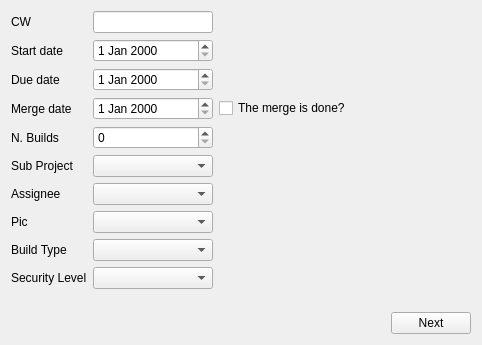
Above: Integrator/gra/ui_stp/ui_define_stp.ui from lorenzoMacca/Integrator before the change. Below: the same form after it.
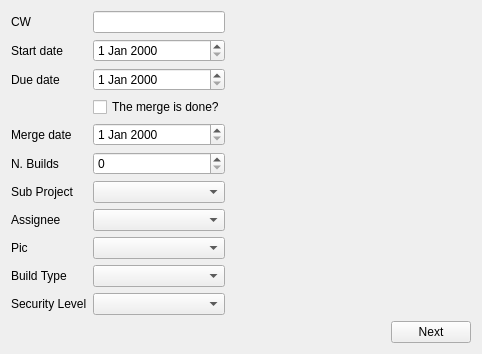
That is the form after the change.

Commit message: spostamento check box

What changed in the file:
```diff
--- a/Integrator/gra/ui_stp/ui_define_stp.ui
+++ b/Integrator/gra/ui_stp/ui_define_stp.ui
@@ -40,6 +40,19 @@
    </item>
    <item row="0" column="0">
     <layout class="QGridLayout" name="gridLayout_2">
+     <item row="8" column="1">
+      <widget class="QComboBox" name="m_ui_pic"/>
+     </item>
+     <item row="6" column="0">
+      <widget class="QLabel" name="label_5">
+       <property name="text">
+        <string>Sub Project</string>
+       </property>
+      </widget>
+     </item>
+     <item row="7" column="1">
+      <widget class="QComboBox" name="m_ui_assignee"/>
+     </item>
      <item row="2" column="0">
       <widget class="QLabel" name="label_3">
        <property name="text">
@@ -47,50 +60,30 @@
        </property>
       </widget>
      </item>
-     <item row="5" column="0">
-      <widget class="QLabel" name="label_5">
-       <property name="text">
-        <string>Sub Project</string>
-       </property>
-      </widget>
-     </item>
      <item row="6" column="1">
-      <widget class="QComboBox" name="m_ui_assignee"/>
-     </item>
-     <item row="7" column="1">
-      <widget class="QComboBox" name="m_ui_pic"/>
-     </item>
-     <item row="5" column="1">
       <widget class="QComboBox" name="m_ui_sub_project"/>
      </item>
-     <item row="1" column="2">
-      <spacer name="horizontalSpacer_3">
-       <property name="orientation">
-        <enum>Qt::Horizontal</enum>
-       </property>
-       <property name="sizeHint" stdset="0">
-        <size>
-         <width>40</width>
-         <height>20</height>
-        </size>
-       </property>
-      </spacer>
-     </item>
-     <item row="4" column="0">
-      <widget class="QLabel" name="label_8">
-       <property name="text">
-        <string>N. Builds</string>
-       </property>
-      </widget>
-     </item>
-     <item row="7" column="0">
+     <item row="8" column="0">
       <widget class="QLabel" name="label_7">
        <property name="text">
         <string>Pic</string>
        </property>
       </widget>
      </item>
-     <item row="10" column="1">
+     <item row="0" column="3">
+      <spacer name="horizontalSpacer">
+       <property name="orientation">
+        <enum>Qt::Horizontal</enum>
+       </property>
+       <property name="sizeHint" stdset="0">
+        <size>
+         <width>100</width>
+         <height>20</height>
+        </size>
+       </property>
+      </spacer>
+     </item>
+     <item row="11" column="1">
       <spacer name="verticalSpacer">
        <property name="orientation">
         <enum>Qt::Vertical</enum>
@@ -110,19 +103,35 @@
        </property>
       </widget>
      </item>
-     <item row="0" column="3">
-      <spacer name="horizontalSpacer">
+     <item row="5" column="0">
+      <widget class="QLabel" name="label_8">
+       <property name="text">
+        <string>N. Builds</string>
+       </property>
+      </widget>
+     </item>
+     <item row="1" column="2">
+      <spacer name="horizontalSpacer_3">
        <property name="orientation">
         <enum>Qt::Horizontal</enum>
        </property>
        <property name="sizeHint" stdset="0">
         <size>
-         <width>100</width>
+         <width>40</width>
          <height>20</height>
         </size>
        </property>
       </spacer>
      </item>
+     <item row="2" column="1">
+      <widget class="QDateEdit" name="m_ui_due_date"/>
+     </item>
+     <item row="1" column="1">
+      <widget class="QDateEdit" name="m_ui_start_date"/>
+     </item>
+     <item row="0" column="1">
+      <widget class="QLineEdit" name="m_ui_cw_2"/>
+     </item>
      <item row="1" column="0">
       <widget class="QLabel" name="label_2">
        <property name="text">
@@ -130,62 +139,53 @@
        </property>
       </widget>
      </item>
-     <item row="0" column="1">
-      <widget class="QLineEdit" name="m_ui_cw_2"/>
-     </item>
-     <item row="2" column="1">
-      <widget class="QDateEdit" name="m_ui_due_date"/>
-     </item>
-     <item row="3" column="0">
+     <item row="4" column="0">
       <widget class="QLabel" name="label_4">
        <property name="text">
         <string>Merge date</string>
        </property>
       </widget>
      </item>
-     <item row="1" column="1">
-      <widget class="QDateEdit" name="m_ui_start_date"/>
-     </item>
-     <item row="3" column="1">
-      <widget class="QDateEdit" name="m_ui_merge_date"/>
-     </item>
      <item row="4" column="1">
-      <widget class="QSpinBox" name="m_ui_num_build"/>
+      <widget class="QDateEdit" name="m_ui_merge_date"/>
      </item>
-     <item row="6" column="0">
+     <item row="7" column="0">
       <widget class="QLabel" name="label_6">
        <property name="text">
         <string>Assignee</string>
        </property>
       </widget>
      </item>
-     <item row="8" column="0">
+     <item row="5" column="1">
+      <widget class="QSpinBox" name="m_ui_num_build"/>
+     </item>
+     <item row="9" column="1">
+      <widget class="QComboBox" name="m_ui_buildtype"/>
+     </item>
+     <item row="9" column="0">
       <widget class="QLabel" name="label_9">
        <property name="text">
         <string>Build Type</string>
        </property>
       </widget>
      </item>
-     <item row="8" column="1">
-      <widget class="QComboBox" name="m_ui_buildtype"/>
-     </item>
-     <item row="3" column="2">
-      <widget class="QCheckBox" name="m_isMerge">
-       <property name="text">
-        <string>The merge is done?</string>
-       </property>
-      </widget>
-     </item>
-     <item row="9" column="1">
+     <item row="10" column="1">
       <widget class="QComboBox" name="m_ui_security_level"/>
      </item>
-     <item row="9" column="0">
+     <item row="10" column="0">
       <widget class="QLabel" name="label_10">
        <property name="text">
         <string>Security Level</string>
        </property>
       </widget>
      </item>
+     <item row="3" column="1">
+      <widget class="QCheckBox" name="m_isMerge">
+       <property name="text">
+        <string>The merge is done?</string>
+       </property>
+      </widget>
+     </item>
     </layout>
    </item>
   </layout>
```
